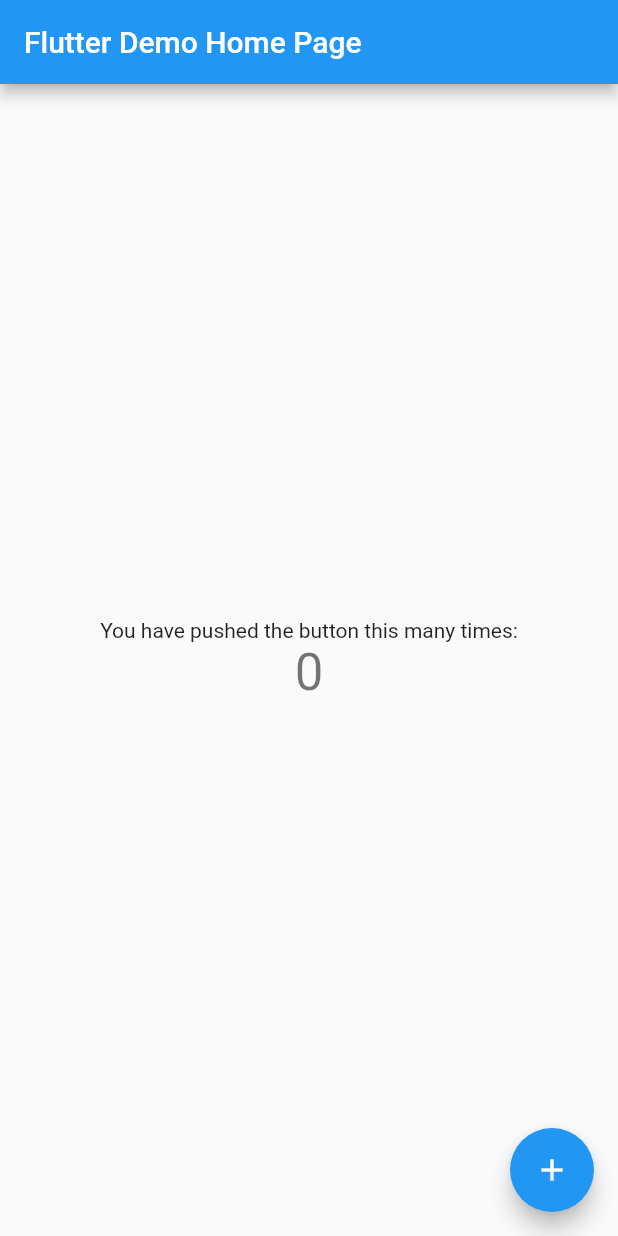
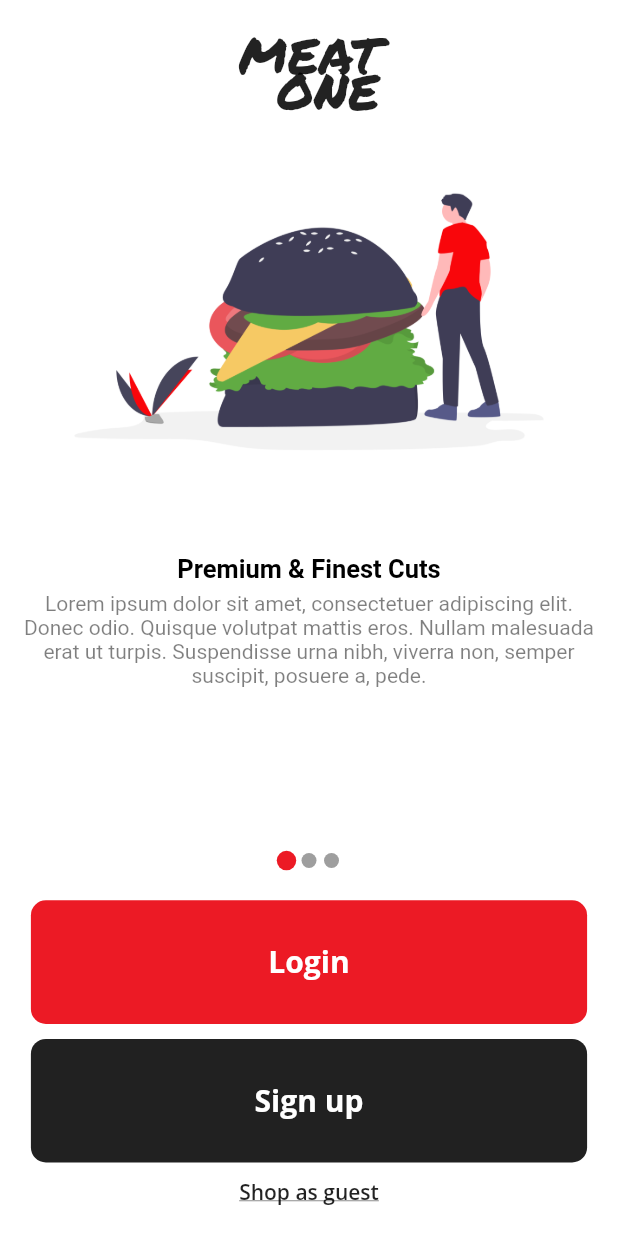
Before and after one commit to WorkWithAfridi/SteakOut-OnlineFastFood-EcommerceApp-MockUp, a Flutter app: the screen it shows after launch, on a phone screen of 412 x 824 dp. Run offline on Flutter 3.47's test engine with Material 2 defaults, Android fonts, the light colour scheme and no system bars; drawn by our look-alikes of smooth_page_indicator; our stand-ins replace google_fonts.

Commit message:
Implemented hom_page

```diff
--- a/lib/main.dart
+++ b/lib/main.dart
@@ -1,4 +1,5 @@
 import 'package:flutter/material.dart';
+import 'package:meat_one/view/landing_page/landing_page.dart';
 
 void main() {
   runApp(const MyApp());
@@ -13,103 +14,17 @@
     return MaterialApp(
       title: 'Flutter Demo',
       theme: ThemeData(
-        // This is the theme of your application.
-        //
-        // Try running your application with "flutter run". You'll see the
-        // application has a blue toolbar. Then, without quitting the app, try
-        // changing the primarySwatch below to Colors.green and then invoke
-        // "hot reload" (press "r" in the console where you ran "flutter run",
-        // or simply save your changes to "hot reload" in a Flutter IDE).
-        // Notice that the counter didn't reset back to zero; the application
-        // is not restarted.
+        colorScheme: ColorScheme.fromSwatch().copyWith(
+          primary: Color(0xffEC1A25),
+          secondary: Color(0xff212121),
+            background: Color(0xffFFFFFF)
+        ),
         primarySwatch: Colors.blue,
       ),
-      home: const MyHomePage(title: 'Flutter Demo Home Page'),
+      initialRoute: LandingPage.routeName,
+      routes: {
+        LandingPage.routeName:(context)=>LandingPage(),
+      },
     );
   }
 }
-
-class MyHomePage extends StatefulWidget {
-  const MyHomePage({Key? key, required this.title}) : super(key: key);
-
-  // This widget is the home page of your application. It is stateful, meaning
-  // that it has a State object (defined below) that contains fields that affect
-  // how it looks.
-
-  // This class is the configuration for the state. It holds the values (in this
-  // case the title) provided by the parent (in this case the App widget) and
-  // used by the build method of the State. Fields in a Widget subclass are
-  // always marked "final".
-
-  final String title;
-
-  @override
-  State<MyHomePage> createState() => _MyHomePageState();
-}
-
-class _MyHomePageState extends State<MyHomePage> {
-  int _counter = 0;
-
-  void _incrementCounter() {
-    setState(() {
-      // This call to setState tells the Flutter framework that something has
-      // changed in this State, which causes it to rerun the build method below
-      // so that the display can reflect the updated values. If we changed
-      // _counter without calling setState(), then the build method would not be
-      // called again, and so nothing would appear to happen.
-      _counter++;
-    });
-  }
-
-  @override
-  Widget build(BuildContext context) {
-    // This method is rerun every time setState is called, for instance as done
-    // by the _incrementCounter method above.
-    //
-    // The Flutter framework has been optimized to make rerunning build methods
-    // fast, so that you can just rebuild anything that needs updating rather
-    // than having to individually change instances of widgets.
-    return Scaffold(
-      appBar: AppBar(
-        // Here we take the value from the MyHomePage object that was created by
-        // the App.build method, and use it to set our appbar title.
-        title: Text(widget.title),
-      ),
-      body: Center(
-        // Center is a layout widget. It takes a single child and positions it
-        // in the middle of the parent.
-        child: Column(
-          // Column is also a layout widget. It takes a list of children and
-          // arranges them vertically. By default, it sizes itself to fit its
-          // children horizontally, and tries to be as tall as its parent.
-          //
-          // Invoke "debug painting" (press "p" in the console, choose the
-          // "Toggle Debug Paint" action from the Flutter Inspector in Android
-          // Studio, or the "Toggle Debug Paint" command in Visual Studio Code)
-          // to see the wireframe for each widget.
-          //
-          // Column has various properties to control how it sizes itself and
-          // how it positions its children. Here we use mainAxisAlignment to
-          // center the children vertically; the main axis here is the vertical
-          // axis because Columns are vertical (the cross axis would be
-          // horizontal).
-          mainAxisAlignment: MainAxisAlignment.center,
-          children: <Widget>[
-            const Text(
-              'You have pushed the button this many times:',
-            ),
-            Text(
-              '$_counter',
-              style: Theme.of(context).textTheme.headline4,
-            ),
-          ],
-        ),
-      ),
-      floatingActionButton: FloatingActionButton(
-        onPressed: _incrementCounter,
-        tooltip: 'Increment',
-        child: const Icon(Icons.add),
-      ), // This trailing comma makes auto-formatting nicer for build methods.
-    );
-  }
-}
--- /dev/null
+++ b/lib/view/landing_page/landing_page.dart
@@ -0,0 +1,252 @@
+import 'package:flutter/material.dart';
+import 'package:google_fonts/google_fonts.dart';
+import 'package:smooth_page_indicator/smooth_page_indicator.dart';
+
+class LandingPage extends StatefulWidget {
+  static const routeName = '/landing-page';
+  LandingPage({Key? key}) : super(key: key);
+
+  @override
+  State<LandingPage> createState() => _LandingPageState();
+}
+
+class _LandingPageState extends State<LandingPage> {
+  PageController _pageController = new PageController();
+
+  @override
+  Widget build(BuildContext context) {
+    return Scaffold(
+      appBar: PreferredSize(
+        preferredSize: Size.fromHeight(0),
+        child: AppBar(
+          backgroundColor: Theme.of(context).colorScheme.background,
+          elevation: 0,
+        ),
+      ),
+      backgroundColor: Colors.white,
+      body: Container(
+        child: Stack(
+          children: [
+            PageView(
+              controller: _pageController,
+              children: [
+                _page('1', context),
+                _page('2', context),
+                _page('3', context),
+              ],
+            ),
+            Container(
+              height: double.infinity,
+              width: double.infinity,
+              child: Column(
+                mainAxisAlignment: MainAxisAlignment.spaceBetween,
+                crossAxisAlignment: CrossAxisAlignment.center,
+                children: [
+                  Column(
+                    children: [
+                      const SizedBox(
+                        height: 30,
+                      ),
+                      Text(
+                        'meat\none',
+                        textAlign: TextAlign.end,
+                        style: GoogleFonts.getFont('Permanent Marker',
+                            height: .6, fontSize: 40),
+                      ),
+                    ],
+                  ),
+                  Column(
+                    mainAxisAlignment: MainAxisAlignment.end,
+                    crossAxisAlignment: CrossAxisAlignment.center,
+                    children: [
+                      SmoothPageIndicator(
+                          controller: _pageController,
+                          count: 3,
+                          effect: ScrollingDotsEffect(
+                            radius: 10,
+                            dotHeight: 10,
+                            dotWidth: 10,
+                            spacing: 5,
+                            dotColor: Colors.grey,
+                            activeDotColor:
+                                Theme.of(context).colorScheme.primary,
+                          ),
+                          onDotClicked: (index) {
+                            setState(() {
+                              _pageController.animateToPage(index,
+                                  duration: const Duration(milliseconds: 500),
+                                  curve: Curves.bounceOut);
+                            });
+                          }),
+                      const SizedBox(
+                        height: 20,
+                      ),
+                      InkWell(
+                        onTap: () {
+                          print('Login');
+                        },
+                        borderRadius: BorderRadius.circular(10),
+                        child: Container(
+                          width: MediaQuery.of(context).size.width * .9,
+                          height: MediaQuery.of(context).size.height * .1,
+                          decoration: BoxDecoration(
+                            borderRadius: BorderRadius.all(Radius.circular(10)),
+                            color: Theme.of(context).colorScheme.primary,
+                          ),
+                          child: Center(
+                            child: Text(
+                              'Login',
+                              style: GoogleFonts.getFont(
+                                'Open Sans',
+                                textStyle: const TextStyle(
+                                    fontWeight: FontWeight.w700,
+                                    fontSize: 20,
+                                    color: Colors.white),
+                              ),
+                            ),
+                          ),
+                        ),
+                      ),
+                      const SizedBox(
+                        height: 10,
+                      ),
+                      InkWell(
+                        onTap: () {
+                          print('Sign up');
+                        },
+                        borderRadius: BorderRadius.circular(10),
+                        child: Container(
+                          width: MediaQuery.of(context).size.width * .9,
+                          height: MediaQuery.of(context).size.height * .1,
+                          decoration: BoxDecoration(
+                            borderRadius: BorderRadius.all(Radius.circular(10)),
+                            color: Theme.of(context).colorScheme.secondary,
+                          ),
+                          child: Center(
+                            child: Text(
+                              'Sign up',
+                              style: GoogleFonts.getFont(
+                                'Open Sans',
+                                textStyle: const TextStyle(
+                                    fontWeight: FontWeight.w700,
+                                    fontSize: 20,
+                                    color: Colors.white),
+                              ),
+                            ),
+                          ),
+                        ),
+                      ),
+                      const SizedBox(
+                        height: 10,
+                      ),
+                      GestureDetector(
+                        onTap: () {
+                          print('Shop as guest');
+                        },
+                        child: Text(
+                          'Shop as guest',
+                          style: GoogleFonts.getFont(
+                            'Open Sans',
+                            textStyle: const TextStyle(
+                                decoration: TextDecoration.underline,
+                                fontWeight: FontWeight.w600),
+                          ),
+                        ),
+                      ),
+                      const SizedBox(
+                        height: 20,
+                      )
+                    ],
+                  )
+                ],
+              ),
+            )
+          ],
+        ),
+      ),
+    );
+  }
+
+  Widget _page(String pageNo, BuildContext context) {
+    String title = '';
+    String subTitle = '';
+    String imageLink = '';
+    if (pageNo == '1') {
+      imageLink = 'lib/assets/burger.png';
+      title = 'Premium & Finest Cuts';
+      subTitle =
+          'Lorem ipsum dolor sit amet, consectetuer adipiscing elit. Donec odio. Quisque volutpat mattis eros. Nullam malesuada erat ut turpis. '
+          'Suspendisse urna nibh, viverra non, semper suscipit, posuere a, pede.';
+    } else if (pageNo == '2') {
+      imageLink = 'lib/assets/chef.png';
+      title = 'High Quality Assurance';
+      subTitle =
+          'Lorem ipsum dolor sit amet, consectetuer adipiscing elit. Donec odio. Quisque volutpat mattis eros. Nullam malesuada erat ut turpis. '
+          'Suspendisse urna nibh, viverra non, semper suscipit, posuere a, pede.';
+    } else if (pageNo == '3') {
+      imageLink = 'lib/assets/meat.png';
+      title = 'Quick & Express Delivery';
+      subTitle =
+          'Lorem ipsum dolor sit amet, consectetuer adipiscing elit. Donec odio. Quisque volutpat mattis eros. Nullam malesuada erat ut turpis. '
+          'Suspendisse urna nibh, viverra non, semper suscipit, posuere a, pede.';
+    }
+    return Container(
+      child: Column(
+        mainAxisAlignment: MainAxisAlignment.start,
+        crossAxisAlignment: CrossAxisAlignment.start,
+        children: [
+          const SizedBox(
+            height: 60,
+          ),
+          Container(
+            height: MediaQuery.of(context).size.height * .5,
+            width: double.infinity,
+            // color: Colors.red,
+            child: Padding(
+              padding: const EdgeInsets.symmetric(horizontal: 15.0),
+              child: Column(
+                children: [
+                  Flexible(
+                    flex: 3,
+                    child: Container(
+                      height: double.infinity,
+                      child: Image.asset(
+                        imageLink,
+                        fit: BoxFit.contain,
+                      ),
+                    ),
+                  ),
+                  Flexible(
+                    flex: 1,
+                    child: Column(
+                      children: [
+                        Text(title,
+                            style: GoogleFonts.getFont('Roboto',
+                                textStyle: const TextStyle(
+                                    color: Colors.black,
+                                    fontSize: 17,
+                                    fontWeight: FontWeight.w700))),
+                        const SizedBox(
+                          height: 5,
+                        ),
+                        Text(
+                          subTitle,
+                          overflow: TextOverflow.ellipsis,
+                          maxLines: 4,
+                          textAlign: TextAlign.center,
+                          style: GoogleFonts.getFont('Roboto',
+                              textStyle: TextStyle(
+                                  color: Colors.black.withOpacity(.5))),
+                        )
+                      ],
+                    ),
+                  )
+                ],
+              ),
+            ),
+          )
+        ],
+      ),
+    );
+  }
+}
--- a/pubspec.yaml
+++ b/pubspec.yaml
@@ -34,6 +34,8 @@
   # The following adds the Cupertino Icons font to your application.
   # Use with the CupertinoIcons class for iOS style icons.
   cupertino_icons: ^1.0.2
+  smooth_page_indicator: ^1.0.0+2
+  google_fonts: ^2.1.0
 
 dev_dependencies:
   flutter_test:
@@ -58,8 +60,8 @@
   uses-material-design: true
 
   # To add assets to your application, add an assets section, like this:
-  # assets:
-  #   - images/a_dot_burr.jpeg
+  assets:
+     - lib/assets/
   #   - images/a_dot_ham.jpeg
 
   # An image asset can refer to one or more resolution-specific "variants", see
```
Also changed, not shown: lib/assets/burger.png (added), lib/assets/chef.png (added), lib/assets/meat.png (added), lib/assets/steak.png (added), pubspec.lock.
